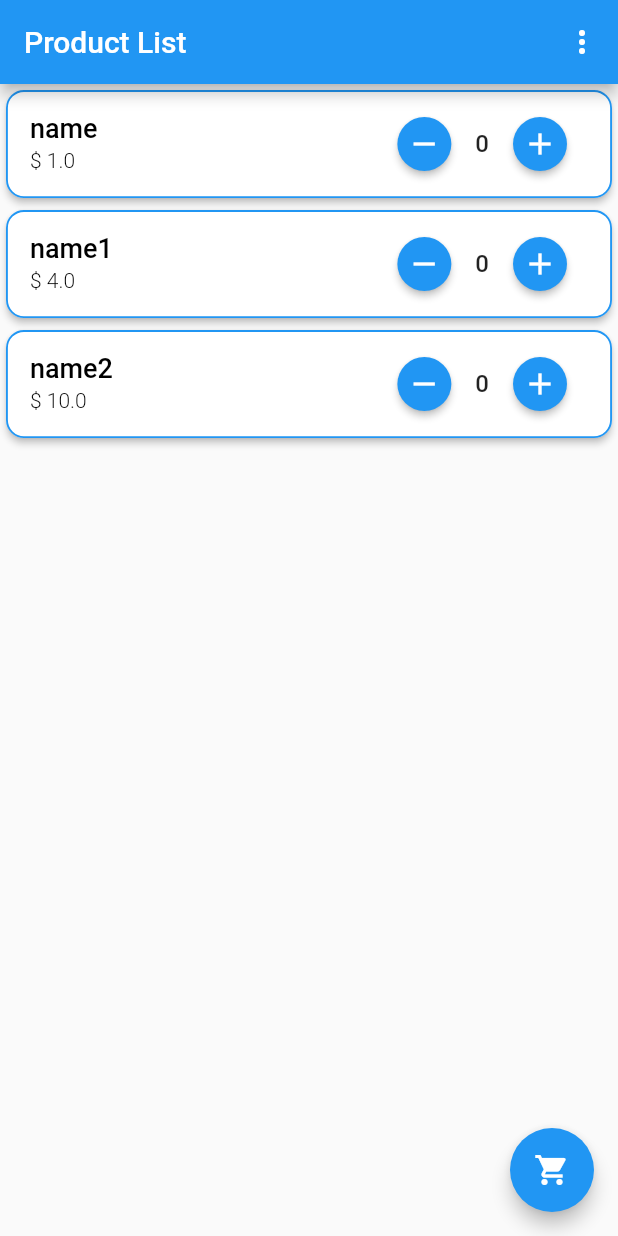
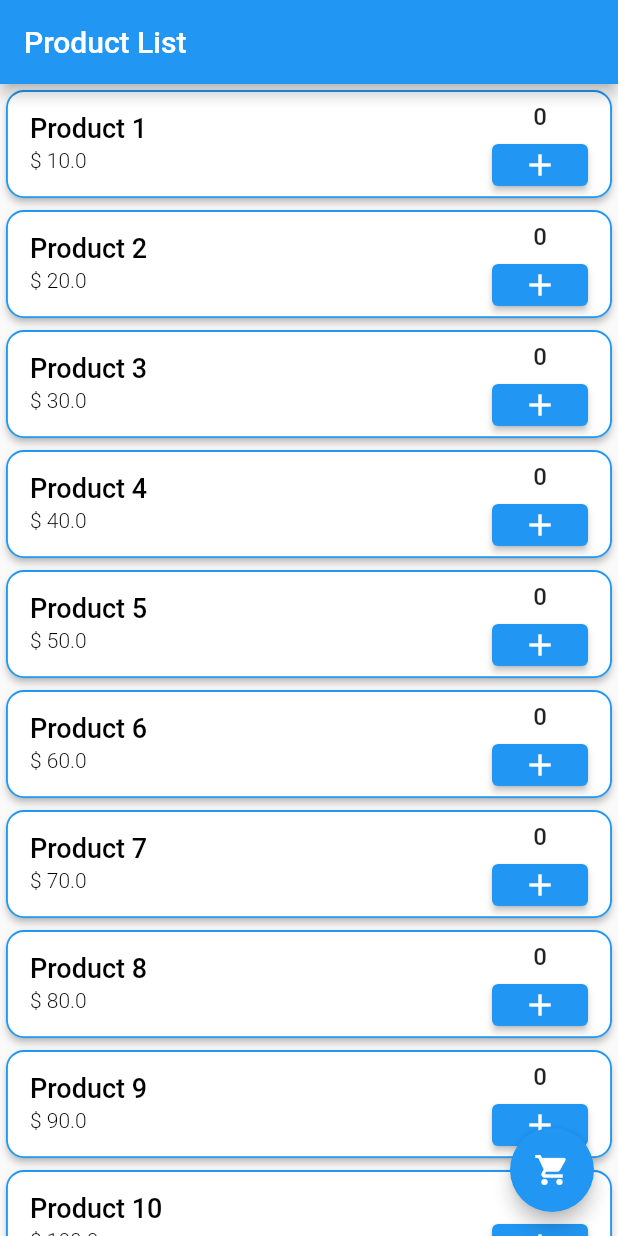
Before and after one commit to nbakh16/shopping_cart_flutter, a Flutter app: the screen it shows after launch, on a phone screen of 412 x 824 dp. Run offline on Flutter 3.47's test engine with Material 2 defaults, Android fonts, the phone set to English and light mode, and no system bars.

```diff
--- a/lib/main.dart
+++ b/lib/main.dart
@@ -15,6 +15,7 @@ class MyApp extends StatelessWidget {
       theme: ThemeData(
         primarySwatch: Colors.blue,
       ),
+      debugShowCheckedModeBanner: false,
       home: const ProductListView(),
     );
   }
--- a/lib/view/product_list_view.dart
+++ b/lib/view/product_list_view.dart
@@ -12,23 +12,25 @@ class ProductListView extends StatefulWidget {
 
 class _ProductListViewState extends State<ProductListView> {
 
-  List<Product> product = [
-    Product(name: 'name', price: 1.0),
-    Product(name: 'name1', price: 4.0),
-    Product(name: 'name2', price: 10.0),
-  ];
+  List<Product> product = [];
+
+  void initializeProduct() {
+    for (int i = 1; i <= 40; i++) {
+      product.add(Product(name: 'Product $i', price: i * 10));
+    }
+  }
+
+  @override
+  void initState() {
+    initializeProduct();
+    super.initState();
+  }
 
   @override
   Widget build(BuildContext context) {
     return Scaffold(
       appBar: AppBar(
         title: const Text('Product List'),
-        actions: [
-          IconButton(
-            onPressed: (){},
-            icon: Icon(Icons.more_vert)
-          )
-        ],
       ),
       body: ListView.builder(
         physics: const BouncingScrollPhysics(),
@@ -45,58 +47,59 @@ class _ProductListViewState extends State<ProductListView> {
             elevation: 2,
             child: ListTile(
               title: Text(product[index].name.toString(),
-                style: TextStyle(
+                style: const TextStyle(
                   fontSize: 18,
                   fontWeight: FontWeight.w500,
                   color: Colors.black
                 ),
               ),
               subtitle: Text('\$ ${product[index].price}',
-                style: TextStyle(
+                style: const TextStyle(
                   fontSize: 14,
                   fontWeight: FontWeight.w300,
                   color: Colors.black
                 ),
               ),
-              trailing: Row(
+              trailing: Column(
                 mainAxisSize: MainAxisSize.min,
                 children: [
-                  ElevatedButton(
-                    onPressed: (){
-                      SnackBar snackBar = const SnackBar(
-                        content: Text('Cannot remove anymore!'),
-                        backgroundColor: Colors.redAccent,
-                      );
-                      setState(() {
-                        product[index].inCartCount > 0
-                                ? product[index].inCartCount--
-                                : ScaffoldMessenger.of(context)
-                                    .showSnackBar(snackBar);
-                          });
-                    },
-                    child: Icon(Icons.remove),
-                    style: ElevatedButton.styleFrom(
-                        shape: CircleBorder()
-                    ),
-                  ),
-                  Padding(
-                    padding: const EdgeInsets.symmetric(horizontal: 2),
+                  Expanded(
                     child: Text(product[index].inCartCount.toString(),
-                      style: TextStyle(
+                      style: const TextStyle(
                         fontSize: 16,
                         fontWeight: FontWeight.w500
                       ),
                     ),
                   ),
-                  ElevatedButton(
-                    onPressed: (){
-                      setState(() {
-                        product[index].inCartCount++;
-                      });
-                    },
-                    child: Icon(Icons.add),
-                    style: ElevatedButton.styleFrom(
-                      shape: CircleBorder()
+                  Expanded(
+                    child: ElevatedButton(
+                      onPressed: (){
+                        setState(() {
+                          product[index].inCartCount++;
+
+                          if(product[index].inCartCount == 5) {
+                            showDialog(
+                              context: context,
+                              barrierDismissible: false,
+                              builder: (BuildContext context) {
+                                return AlertDialog(
+                                  title: const Text('Congratulations!'),
+                                  content: Text('You\'ve bought 5 ${product[index].name}!'),
+                                  actions: [
+                                    TextButton(
+                                      child: const Text('Ok'),
+                                      onPressed: () {
+                                        Navigator.of(context).pop();
+                                      },
+                                    ),
+                                  ],
+                                );
+                              },
+                            );
+                          }
+                        });
+                      },
+                      child: const Icon(Icons.add),
                     ),
                   )
                 ],
@@ -117,8 +120,8 @@ class _ProductListViewState extends State<ProductListView> {
             MaterialPageRoute(builder: (context) => CartView(totalProductInCart)),
           );
         },
-        child: Icon(Icons.shopping_cart),
         elevation: 5,
+        child: const Icon(Icons.shopping_cart),
       ),
     );
   }
```
Also changed, not shown: lib/view/cart_view.dart (+8 -2 lines).
